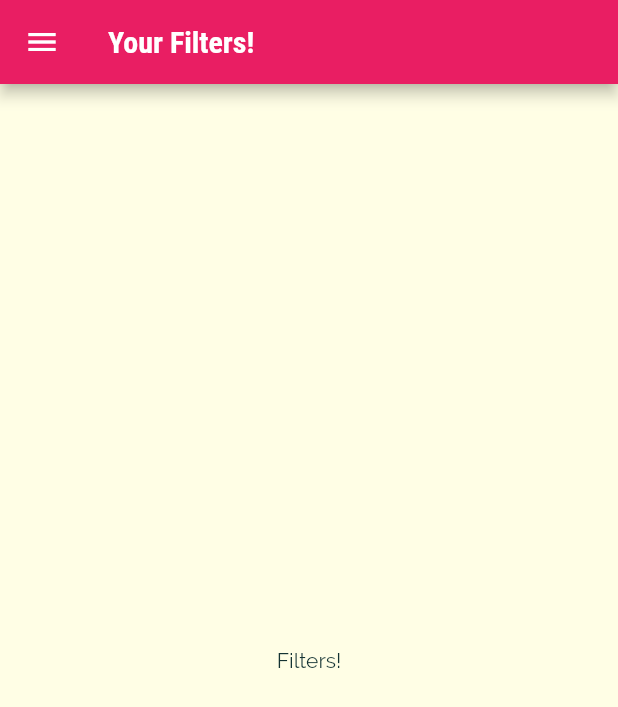
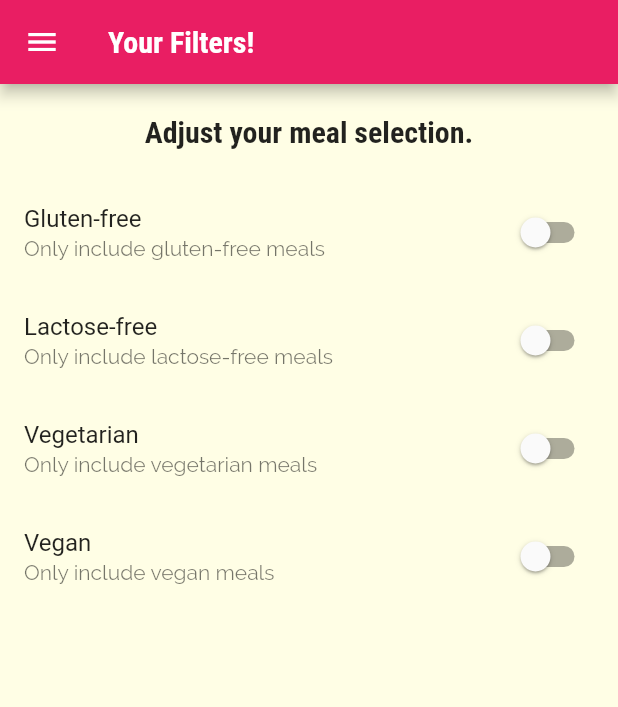
Before and after one commit to Harrytimbog/flutter_meals_app, a Flutter app: the FiltersScreen screen opened by its route, on a phone screen of 412 x 824 dp. Shown: the top 707 px of the screen. Run offline on Flutter 3.47's test engine with Material 2 defaults, Android fonts, the phone set to English and light mode, and no system bars.

Commit message:
Adding Filter Switches

```diff
--- a/lib/screens/filters_screen.dart
+++ b/lib/screens/filters_screen.dart
@@ -1,17 +1,98 @@
 import 'package:flutter/material.dart';
 import '../widgets/main_drawer.dart';
 
-class FiltersScreen extends StatelessWidget {
+class FiltersScreen extends StatefulWidget {
   static const routeName = '/filters';
   const FiltersScreen({Key key}) : super(key: key);
+
+  @override
+  State<FiltersScreen> createState() => _FiltersScreenState();
+}
+
+class _FiltersScreenState extends State<FiltersScreen> {
+  var _glutenFree = false;
+  var _vegetarian = false;
+  var _vegan = false;
+  var _lactoseFree = false;
+
+  Widget _buildSwitchListTile(String title, String description,
+      bool currentValue, Function updateValue) {
+    return SwitchListTile(
+        title: Text(title),
+        value: currentValue,
+        subtitle: Text(description),
+        activeColor: Theme.of(context).colorScheme.secondary,
+        onChanged: updateValue);
+  }
 
   @override
   Widget build(BuildContext context) {
     return Scaffold(
       appBar: AppBar(title: Text('Your Filters!')),
       drawer: MainDrawer(),
-      body: Center(
-        child: Text('Filters!'),
+      body: Column(
+        children: [
+          Container(
+            padding: EdgeInsets.all(20),
+            child: Text(
+              'Adjust your meal selection.',
+              style: Theme.of(context).textTheme.headline6,
+            ),
+          ),
+          Expanded(
+              child: ListView(
+            children: [
+              _buildSwitchListTile(
+                'Gluten-free',
+                'Only include gluten-free meals',
+                _glutenFree,
+                (newValue) {
+                  setState(
+                    () {
+                      _glutenFree = newValue;
+                    },
+                  );
+                },
+              ),
+              _buildSwitchListTile(
+                'Lactose-free',
+                'Only include lactose-free meals',
+                _lactoseFree,
+                (newValue) {
+                  setState(
+                    () {
+                      _lactoseFree = newValue;
+                    },
+                  );
+                },
+              ),
+              _buildSwitchListTile(
+                'Vegetarian',
+                'Only include vegetarian meals',
+                _vegetarian,
+                (newValue) {
+                  setState(
+                    () {
+                      _vegetarian = newValue;
+                    },
+                  );
+                },
+              ),
+              _buildSwitchListTile(
+                'Vegan',
+                'Only include vegan meals',
+                _vegan,
+                (newValue) {
+                  setState(
+                    () {
+                      _vegan = newValue;
+                    },
+                  );
+                },
+              ),
+            ],
+          ))
+        ],
       ),
     );
   }
```
Also changed, not shown: lib/screens/category_meals_screen.dart (+44 -15 lines), lib/screens/meal_detail_screen.dart (+10 -3 lines), lib/widgets/meal_item.dart (+8 -2 lines).
